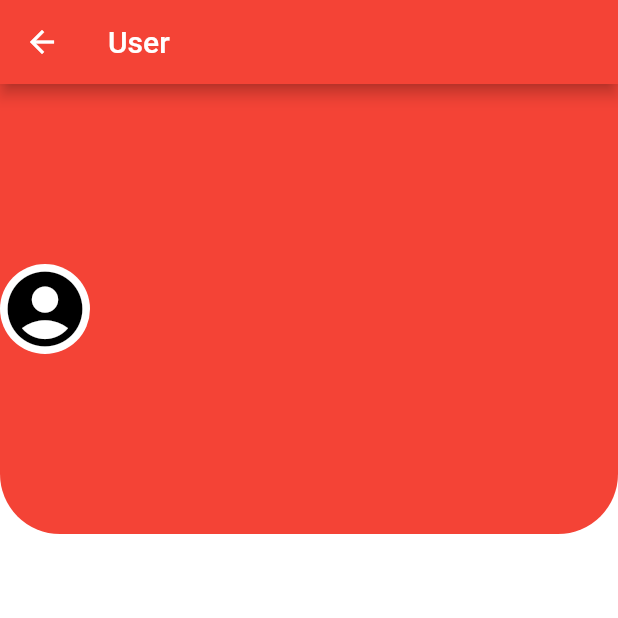
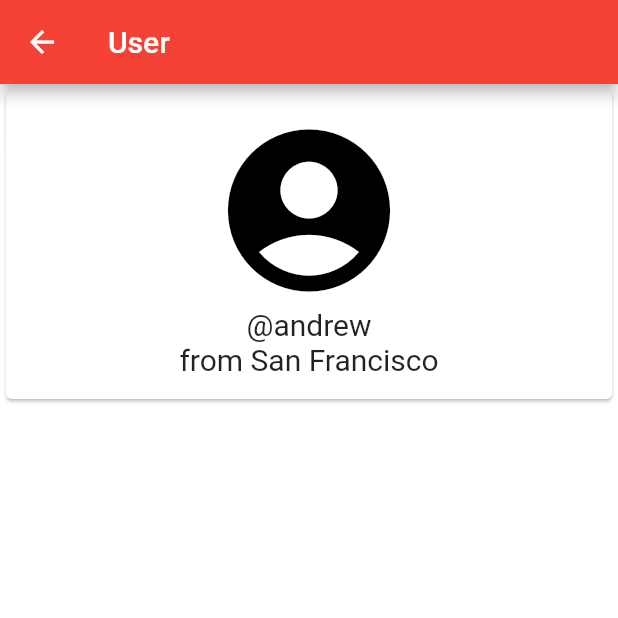
Before and after one commit to aestheticsvan/project, a Flutter app: the UserProfile screen opened directly, on a phone screen of 412 x 824 dp, the top half of it. Run offline on Flutter 3.47's test engine with Material 2 defaults, Android fonts, the phone set to English and light mode, and no system bars; network calls fail.

Commit message:
splash + user

```diff
--- a/lib/main.dart
+++ b/lib/main.dart
@@ -4,6 +4,9 @@ import 'package:project/model/comment.dart';
 import 'package:project/model/news.dart';
 import 'package:project/news_description.dart';
 import 'package:project/news_main_page.dart';
+import 'dart:async';
+
+import 'package:project/splash.dart';
 
 void main() {
   runApp(const MyApp());
@@ -24,7 +27,7 @@ class MyApp extends StatelessWidget {
         scaffoldBackgroundColor: Color.fromARGB(255, 255, 255, 255),
         primarySwatch: Colors.red,
       ),
-      home: const NewsMainPage(title: 'Новости'),
+      home: Splash(),
     );
   }
 }
--- a/lib/news_main_page.dart
+++ b/lib/news_main_page.dart
@@ -1,4 +1,4 @@
-// ignore_for_file: prefer_const_constructors, prefer_final_fields
+// ignore_for_file: prefer_const_constructors, prefer_final_fields, sort_child_properties_last
 
 import 'package:flutter/material.dart';
 import 'package:project/add_post.dart';
--- a/lib/user.dart
+++ b/lib/user.dart
@@ -13,26 +13,24 @@ class UserProfile extends StatelessWidget {
         title: Text('User'),
       ),
       body: SingleChildScrollView(
-          child: Container(
-            padding: EdgeInsets.symmetric(horizontal: 0, vertical: 0),
-            child: Column(
-              mainAxisSize: MainAxisSize.min,
-              children: [
-                Container(
-                  decoration: BoxDecoration(borderRadius: BorderRadius.only(bottomLeft: Radius.circular(40), bottomRight: Radius.circular(40)), color: Colors.red,),
-                  height: 300,
-                  width: double.infinity,
-                  child: Row(
-                    mainAxisAlignment: MainAxisAlignment.spaceBetween,
-                    children: [
-                      CircleAvatar(backgroundColor: Colors.white, radius:30,
-                      child: Icon(Icons.account_circle, size:60, color: Colors.black,))
-                    ],
+          child:
+              Card(
+                child: Padding(
+                  padding: const EdgeInsets.all(15.0),
+                  child: Container(
+                    alignment: Alignment.center,
+                    child: Column(
+                      mainAxisAlignment: MainAxisAlignment.spaceBetween,
+                      children: <Widget>[
+                        Icon(Icons.account_circle, size:130, color: Colors.black,),
+                        Text('@andrew', style: TextStyle(fontSize: 20),),
+                        Text('from San Francisco', style: TextStyle(fontSize: 20),),
+                      ],
+                    ),
                   ),
-                )
-              ],
-            ),
-          )),
+                ),
+              ),
+          ),
     );
   }
 }
--- a/pubspec.yaml
+++ b/pubspec.yaml
@@ -60,9 +60,8 @@ flutter:
   uses-material-design: true
 
   # To add assets to your application, add an assets section, like this:
-  # assets:
-  #   - images/a_dot_burr.jpeg
-  #   - images/a_dot_ham.jpeg
+  assets:
+    - assets/images/splashscreen.png
 
   # An image asset can refer to one or more resolution-specific "variants", see
   # https://flutter.dev/assets-and-images/#resolution-aware
```
Also changed, not shown: lib/splash.dart (added, +35 -0 lines), 1 other file.
